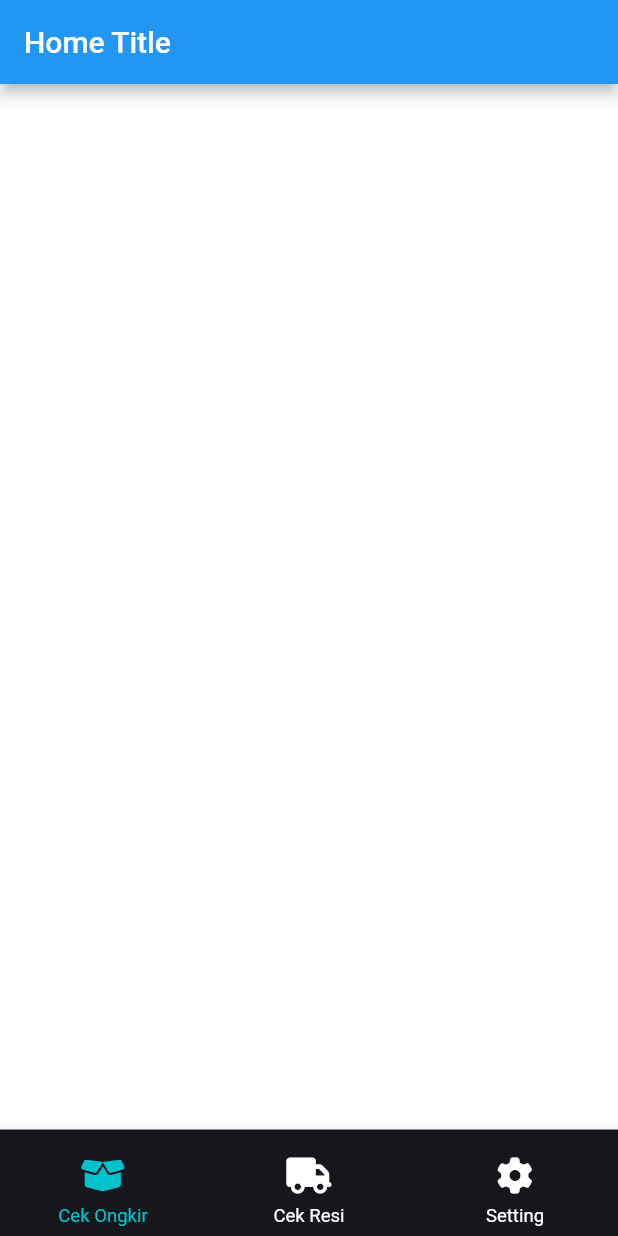
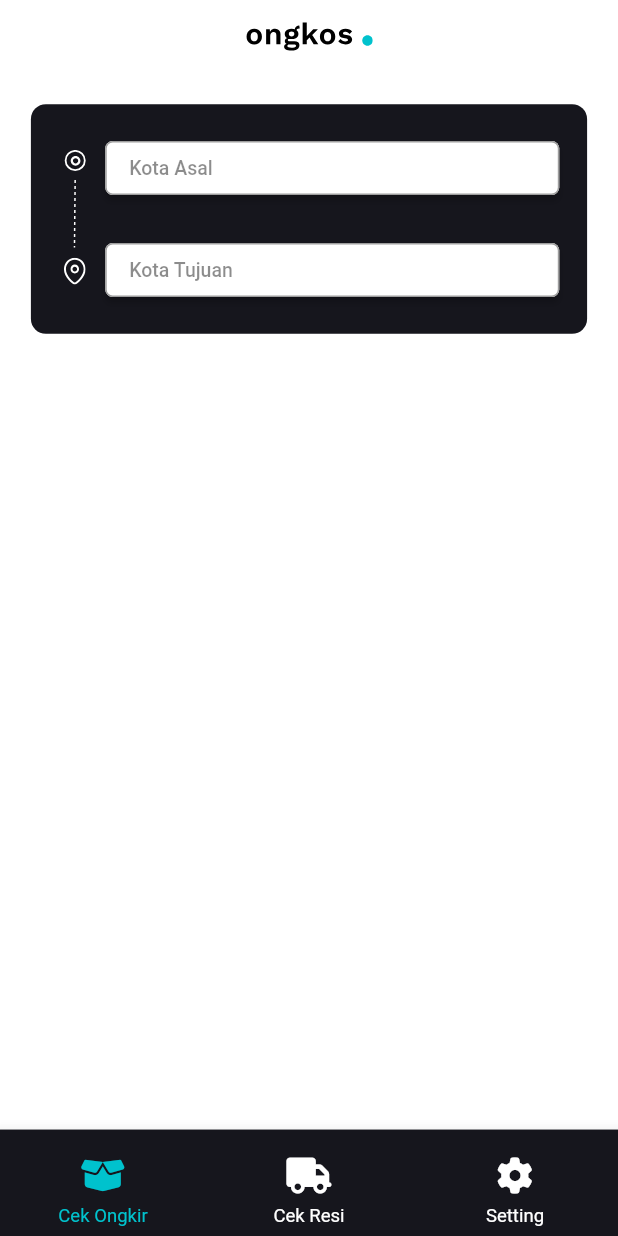
Before and after one commit to adelinejune/ongkos, a Flutter app: the screen it shows after launch, on a phone screen of 412 x 824 dp. Run offline on Flutter 3.47's test engine with Material 2 defaults, Android fonts, the phone set to English and light mode, and no system bars; our stand-ins replace flutter_dotenv, flutter_svg, font_awesome_flutter, get, get_storage; missing offline and left inert: day_night_switch; network calls fail.

Commit message:
[+] cek ongkir UI view WIP

```diff
--- a/lib/app/modules/home/view.dart
+++ b/lib/app/modules/home/view.dart
@@ -1,5 +1,7 @@
 import 'package:flutter/material.dart';
+import 'package:flutter_svg/svg.dart';
 import 'package:get/get.dart';
+import 'package:ongkos/app/core/utils/extension.dart';
 import 'package:ongkos/app/modules/home/controller.dart';
 
 class HomePage extends GetView<HomeController> {
@@ -8,8 +10,101 @@ class HomePage extends GetView<HomeController> {
   @override
   Widget build(BuildContext context) {
     return Scaffold(
-      appBar: AppBar(title: Text(controller.title)),
-      body: Center(child: Text("HomePage")),
-    );
+        body: SafeArea(
+      child: ListView(
+        children: [
+          Padding(
+            padding: EdgeInsets.symmetric(vertical: 3.5.wp),
+            child: SvgPicture.asset(
+              Get.isDarkMode
+                  ? 'assets/images/logo_dark.svg'
+                  : 'assets/images/logo_light.svg',
+              fit: BoxFit.contain,
+            ),
+          ),
+          Padding(
+            padding: EdgeInsets.symmetric(horizontal: 5.0.wp, vertical: 5.0.wp),
+            child: Container(
+              decoration: BoxDecoration(
+                color: Theme.of(context).primaryColorDark,
+                borderRadius: BorderRadius.circular(10),
+              ),
+              child: Padding(
+                padding: EdgeInsets.all(4.5.wp),
+                child: Row(
+                  children: [
+                    SvgPicture.asset(
+                      Get.isDarkMode
+                          ? 'assets/images/home_arrow_dark.svg'
+                          : 'assets/images/home_arrow_light.svg',
+                    ),
+                    const SizedBox(
+                      width: 10.0,
+                    ),
+                    Expanded(
+                      child: Column(
+                        crossAxisAlignment: CrossAxisAlignment.stretch,
+                        children: [
+                          ElevatedButton(
+                            onPressed: () {},
+                            style: ElevatedButton.styleFrom(
+                              primary: Colors.white,
+                              shape: RoundedRectangleBorder(
+                                borderRadius: BorderRadius.circular(5),
+                                side: BorderSide(color: Colors.grey),
+                              ),
+                            ),
+                            child: Row(
+                              children: const [
+                                Padding(
+                                  padding: EdgeInsets.only(left: 0),
+                                  child: Text(
+                                    'Kota Asal',
+                                    style: TextStyle(
+                                        color: Colors.black45, fontSize: 13),
+                                  ),
+                                ),
+                              ],
+                            ),
+                          ),
+                          const SizedBox(
+                            height: 20.0,
+                          ),
+                          ElevatedButton(
+                            onPressed: () {},
+                            style: ElevatedButton.styleFrom(
+                              primary: Colors.white,
+                              shape: RoundedRectangleBorder(
+                                borderRadius: BorderRadius.circular(5),
+                                side: BorderSide(color: Colors.grey),
+                              ),
+                            ),
+                            child: Row(
+                              children: const [
+                                Padding(
+                                  padding: EdgeInsets.only(left: 0),
+                                  child: Text(
+                                    'Kota Tujuan',
+                                    style: TextStyle(
+                                        color: Colors.black45, fontSize: 13),
+                                  ),
+                                ),
+                              ],
+                            ),
+                          ),
+                        ],
+                      ),
+                    ),
+                  ],
+                ),
+              ),
+            ),
+          ),
+          Obx(() => controller.cities.isNotEmpty
+              ? Text(controller.cities[0]['city_name'])
+              : Text('blank'))
+        ],
+      ),
+    ));
   }
 }
```
